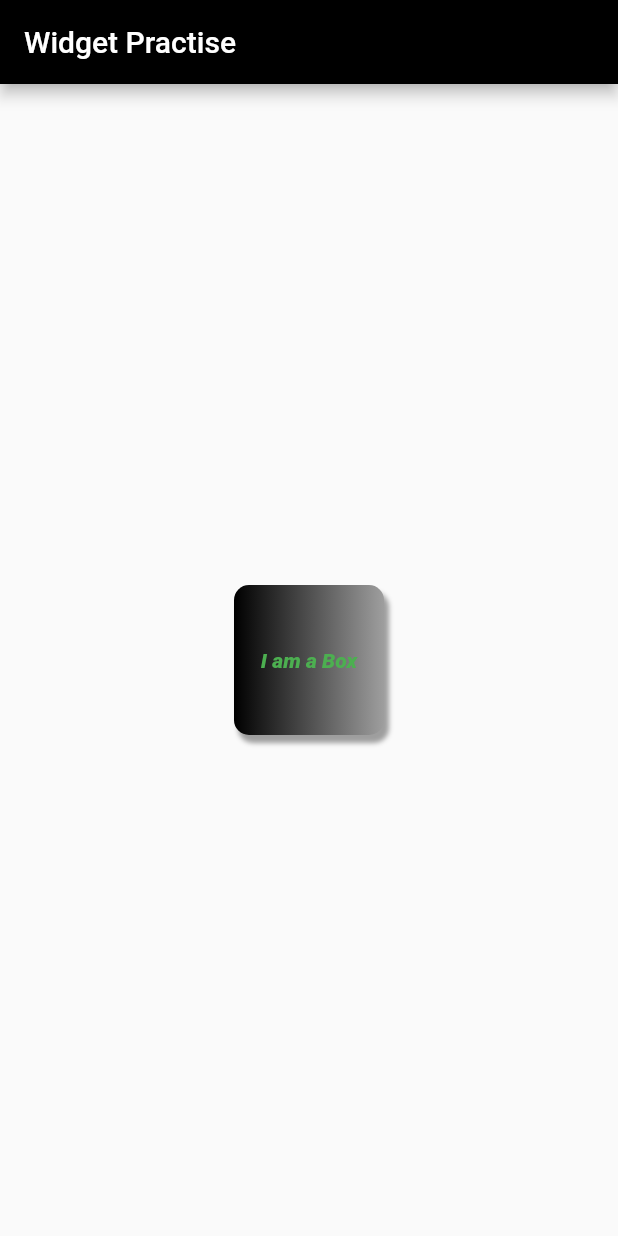
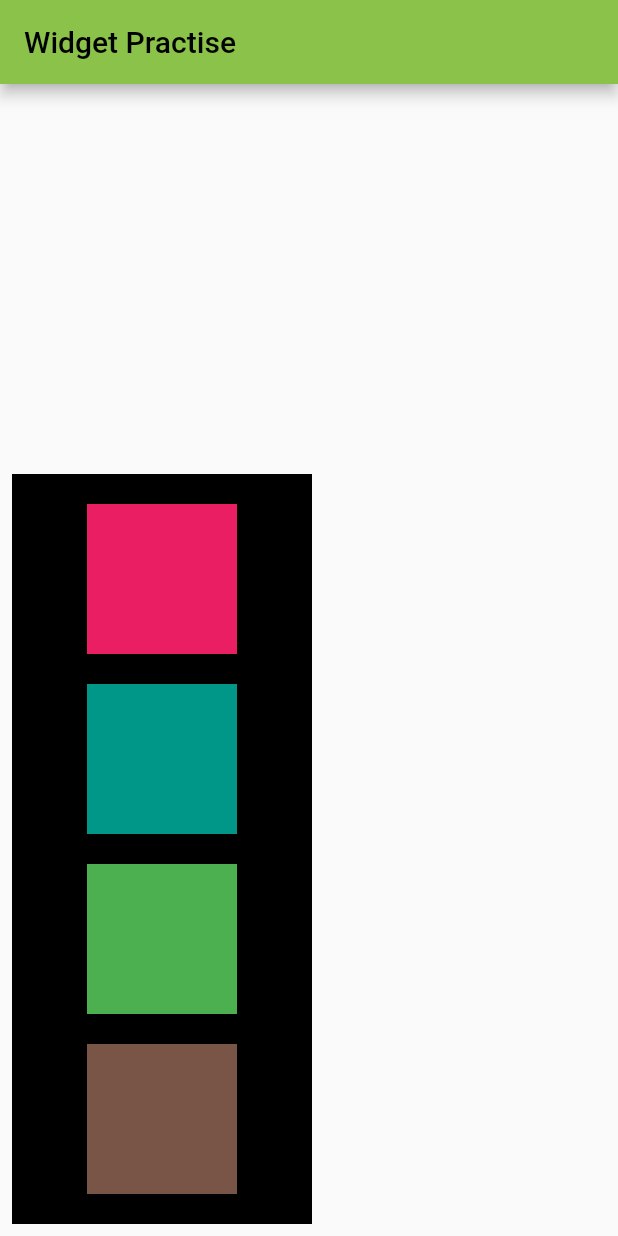
Before and after one commit to basilayyubi09/widgets_practise, a Flutter app: the screen it shows after launch, on a phone screen of 412 x 824 dp. Run offline on Flutter 3.47's test engine with Material 2 defaults, Android fonts, the light colour scheme and no system bars.

Commit message:
Chapter 3 Completed Row, Column, Padding and Align widgtes

```diff
--- a/lib/main.dart
+++ b/lib/main.dart
@@ -1,12 +1,14 @@
 import 'package:flutter/cupertino.dart';
 import 'package:flutter/material.dart';
-import 'package:widgets_practise/Styles/MyTextStyle.dart';
 
 void main() {
   runApp(
-    const MaterialApp(
+    MaterialApp(
       title: "Widget Practise",
-      home: MyApp(),
+      home: const MyApp(),
+      theme: ThemeData(
+        primarySwatch: Colors.lightGreen,
+      ),
     ),
   );
 }
@@ -19,37 +21,55 @@ class MyApp extends StatelessWidget {
     return Scaffold(
       appBar: AppBar(
         title: const Text('Widget Practise'),
-        backgroundColor: Colors.black,
       ),
-      body: Center(
+      body: Padding(
+        padding: const EdgeInsets.all(8.0),
+        child: Align(
+          alignment: Alignment.bottomLeft,
           child: Container(
-        height: 100,
-        width: 100,
-        alignment: Alignment.center,
-        decoration: const BoxDecoration(
-          borderRadius: BorderRadius.all(Radius.circular(10)),
-          gradient: LinearGradient(colors: [Colors.black, Colors.grey]),
-          shape: BoxShape.rectangle,
-          boxShadow: [
-            BoxShadow(
-              blurRadius: 2,
-              offset: Offset(3.3, 5),
-              color: Colors.grey,
+            width: 200,
+            height: 500 ,
+
+            color: Colors.black,
+            child: Column(
+              mainAxisAlignment: MainAxisAlignment.spaceEvenly,
+              crossAxisAlignment: CrossAxisAlignment.center,
+              children: <Widget>[
+                Container(
+                  width: 100,
+                  height: 100,
+                  padding: const EdgeInsets.all(10),
+                  color: Colors.pink,
+                ),
+                Container(
+                  padding: const EdgeInsets.all(10),
+                  height: 100,
+                  width: 100,
+                  color: Colors.teal,
+                ),
+                Container(
+                  width: 100,
+                  height: 100,
+                  padding: const EdgeInsets.all(10),
+                  color: Colors.green,
+                ),
+                Container(
+                  width: 100,
+                  height: 100,
+                  padding: const EdgeInsets.all(10),
+                  color: Colors.brown,
+                ),
+              ],
             ),
-          ],
+          ),
         ),
-        padding: const EdgeInsets.all(10),
-        child: const Text(
-          "I am a Box",
-          style: MyTextStyle.customStyle,
-        ),
-      )),
+      ),
     );
   }
 }
 
 //Row with textspan
-//class MyApp extends StatelessWidget {
+// class MyApp extends StatelessWidget {
 //   const MyApp({Key? key}) : super(key: key);
 //
 //   @override
```
